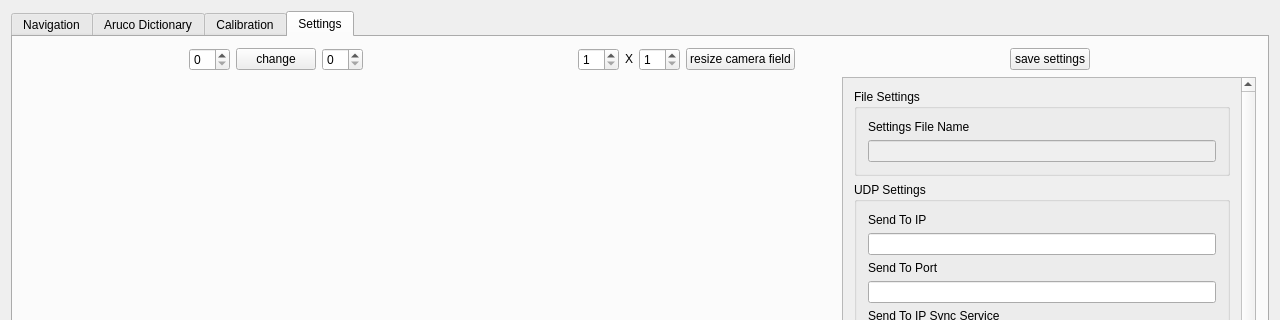
Qt form 04_All/RobotDetection Portiert/robotdetectionmainwindow.ui (BBRUSS/VPJW17G5) before a commit; both pictures show x 0 to 1280 and y 0 to 320 of the 1280 by 720 pixel window.
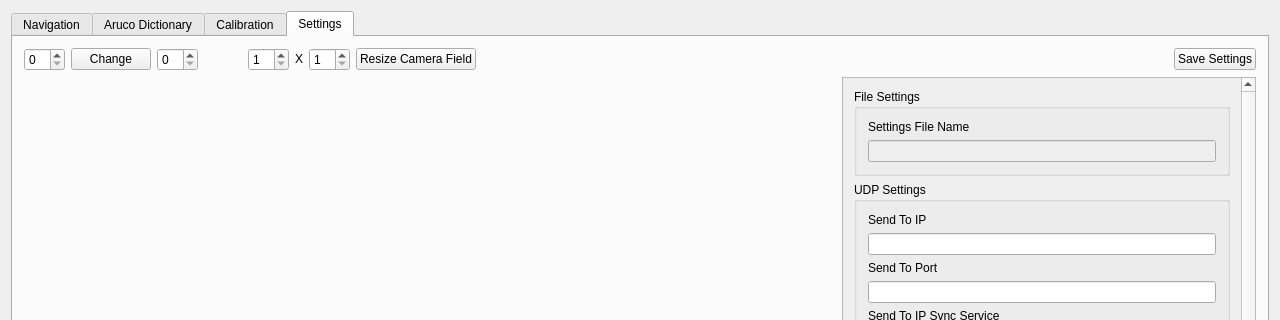
The same form after that commit. The open tabs and pages were chosen to show the change. Icons and pictures are not drawn.

Patch:
```diff
--- a/04_All/RobotDetection Portiert/robotdetectionmainwindow.ui
+++ b/04_All/RobotDetection Portiert/robotdetectionmainwindow.ui
@@ -30,6 +30,12 @@
     <normaloff>:/images/Hawhamburg-logo.png</normaloff>:/images/Hawhamburg-logo.png</iconset>
   </property>
   <widget class="QWidget" name="centralWidget">
+   <property name="sizePolicy">
+    <sizepolicy hsizetype="Preferred" vsizetype="Preferred">
+     <horstretch>0</horstretch>
+     <verstretch>0</verstretch>
+    </sizepolicy>
+   </property>
    <layout class="QVBoxLayout" name="verticalLayout_10">
     <item>
      <widget class="QTabWidget" name="tabMain">
@@ -1540,7 +1546,7 @@
                  </sizepolicy>
                 </property>
                 <property name="text">
-                 <string>change</string>
+                 <string>Change</string>
                 </property>
                </widget>
               </item>
@@ -1609,12 +1615,25 @@
                  </sizepolicy>
                 </property>
                 <property name="text">
-                 <string>resize camera field</string>
+                 <string>Resize Camera Field</string>
                 </property>
                </widget>
               </item>
              </layout>
             </item>
+            <item>
+             <spacer name="horizontalSpacer">
+              <property name="orientation">
+               <enum>Qt::Horizontal</enum>
+              </property>
+              <property name="sizeHint" stdset="0">
+               <size>
+                <width>40</width>
+                <height>20</height>
+               </size>
+              </property>
+             </spacer>
+            </item>
             <item>
              <layout class="QHBoxLayout" name="horizontalLayout_9">
               <item>
@@ -1626,7 +1645,7 @@
                  </sizepolicy>
                 </property>
                 <property name="text">
-                 <string>save settings</string>
+                 <string>Save Settings</string>
                 </property>
                </widget>
               </item>
```
Left out of the diff: 10 changed lines with no effect on the pictures.
